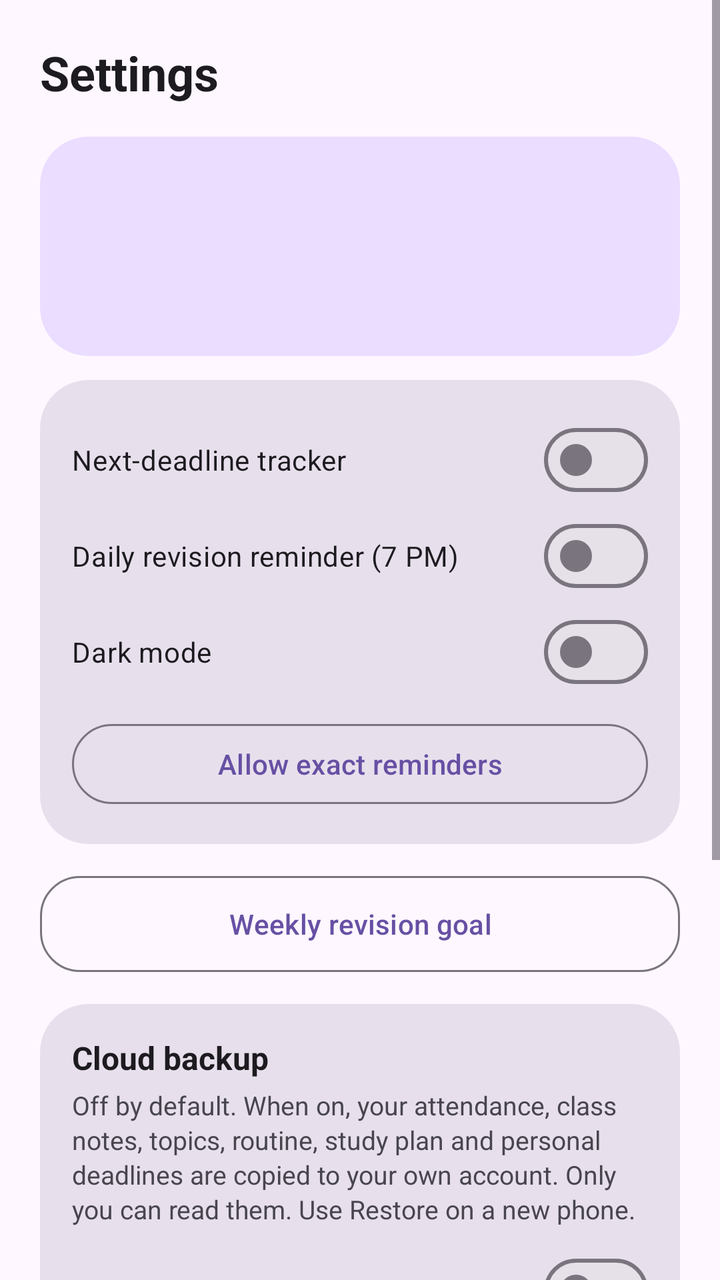
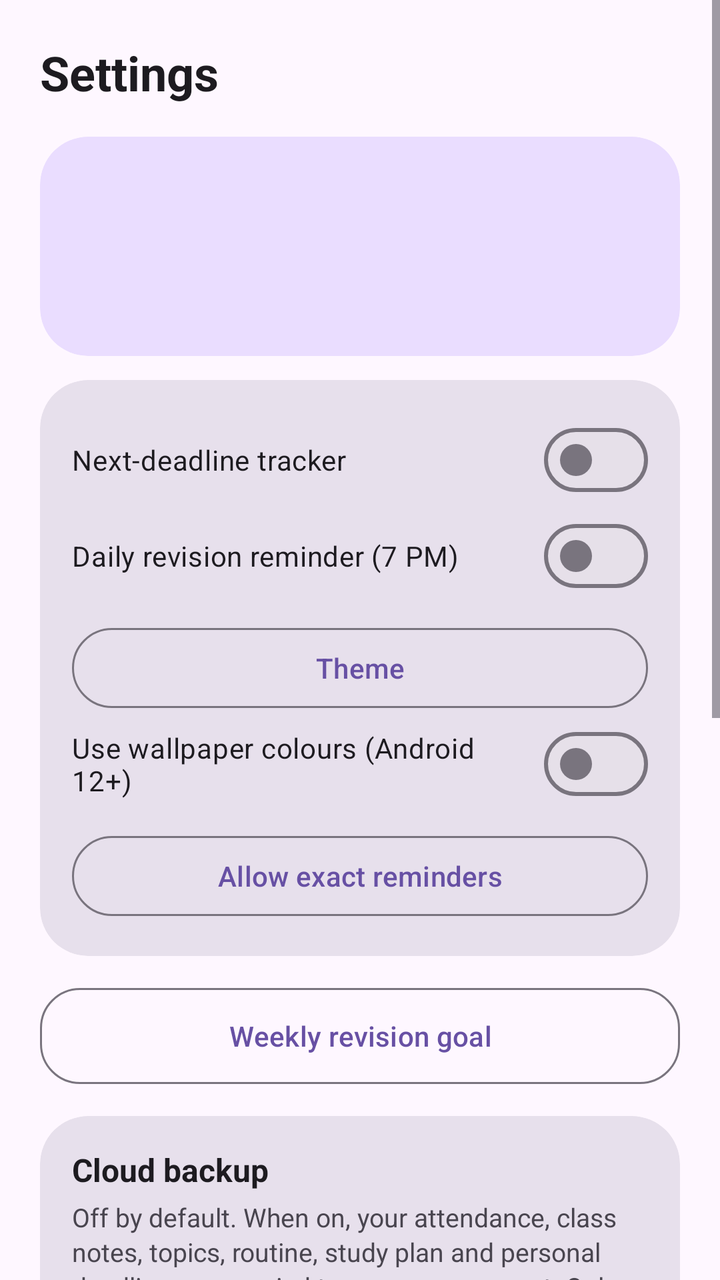

An Android layout rendered at two revisions. The XML below is the earlier revision; the diff shows what the commit changed to produce the second picture.
<!-- AndroidManifest.xml: application theme Theme.CampusCompanion -->
<!-- res/layout/activity_settings.xml -->
<?xml version="1.0" encoding="utf-8"?>
<ScrollView xmlns:android="http://schemas.android.com/apk/res/android"
    xmlns:app="http://schemas.android.com/apk/res-auto"
    android:layout_width="match_parent"
    android:layout_height="match_parent"
    android:fillViewport="true">

    <LinearLayout
        android:layout_width="match_parent"
        android:layout_height="wrap_content"
        android:orientation="vertical"
        android:padding="20dp">

        <TextView
            android:layout_width="match_parent"
            android:layout_height="wrap_content"
            android:text="Settings"
            android:textColor="?attr/colorOnSurface"
            android:textSize="24sp"
            android:textStyle="bold" />

        
        <com.google.android.material.card.MaterialCardView
            android:layout_width="match_parent"
            android:layout_height="wrap_content"
            android:layout_marginTop="16dp"
            app:cardBackgroundColor="?attr/colorPrimaryContainer"
            app:cardCornerRadius="24dp"
            app:cardElevation="0dp"
            app:strokeWidth="0dp">

            <LinearLayout
                android:layout_width="match_parent"
                android:layout_height="wrap_content"
                android:orientation="vertical"
                android:padding="20dp">

                <TextView
                    android:id="@+id/tvProfileName"
                    android:layout_width="match_parent"
                    android:layout_height="wrap_content"
                    android:textColor="?attr/colorOnPrimaryContainer"
                    android:textSize="20sp"
                    android:textStyle="bold" />

                <TextView
                    android:id="@+id/tvProfileSection"
                    android:layout_width="match_parent"
                    android:layout_height="wrap_content"
                    android:layout_marginTop="4dp"
                    android:textColor="?attr/colorOnPrimaryContainer"
                    android:textSize="14sp" />

                <TextView
                    android:id="@+id/tvProfileEmail"
                    android:layout_width="match_parent"
                    android:layout_height="wrap_content"
                    android:layout_marginTop="2dp"
                    android:textColor="?attr/colorOnPrimaryContainer"
                    android:textSize="13sp" />
            </LinearLayout>
        </com.google.android.material.card.MaterialCardView>

        
        <com.google.android.material.card.MaterialCardView
            android:layout_width="match_parent"
            android:layout_height="wrap_content"
            android:layout_marginTop="12dp"
            app:cardBackgroundColor="?attr/colorSurfaceVariant"
            app:cardCornerRadius="24dp"
            app:cardElevation="0dp"
            app:strokeWidth="0dp">

            <LinearLayout
                android:layout_width="match_parent"
                android:layout_height="wrap_content"
                android:orientation="vertical"
                android:padding="16dp">

                <com.google.android.material.materialswitch.MaterialSwitch
                    android:id="@+id/swTracker"
                    android:layout_width="match_parent"
                    android:layout_height="wrap_content"
                    android:text="Next-deadline tracker"
                    android:textColor="?attr/colorOnSurface" />

                <com.google.android.material.materialswitch.MaterialSwitch
                    android:id="@+id/swRevision"
                    android:layout_width="match_parent"
                    android:layout_height="wrap_content"
                    android:text="Daily revision reminder (7 PM)"
                    android:textColor="?attr/colorOnSurface" />

                <com.google.android.material.materialswitch.MaterialSwitch
                    android:id="@+id/swDark"
                    android:layout_width="match_parent"
                    android:layout_height="wrap_content"
                    android:text="Dark mode"
                    android:textColor="?attr/colorOnSurface" />

                <com.google.android.material.button.MaterialButton
                    android:id="@+id/btnExactAlarm"
                    style="@style/Widget.Material3.Button.OutlinedButton"
                    android:layout_width="match_parent"
                    android:layout_height="wrap_content"
                    android:layout_marginTop="8dp"
                    android:text="Allow exact reminders" />
            </LinearLayout>
        </com.google.android.material.card.MaterialCardView>

        
        <com.google.android.material.button.MaterialButton
            android:id="@+id/btnGoal"
            style="@style/Widget.Material3.Button.OutlinedButton"
            android:layout_width="match_parent"
            android:layout_height="56dp"
            android:layout_marginTop="12dp"
            android:text="Weekly revision goal"
            app:cornerRadius="20dp" />

        
        <com.google.android.material.card.MaterialCardView
            android:layout_width="match_parent"
            android:layout_height="wrap_content"
            android:layout_marginTop="12dp"
            app:cardBackgroundColor="?attr/colorSurfaceVariant"
            app:cardCornerRadius="24dp"
            app:cardElevation="0dp"
            app:strokeWidth="0dp">

            <LinearLayout
                android:layout_width="match_parent"
                android:layout_height="wrap_content"
                android:orientation="vertical"
                android:padding="16dp">

                <TextView
                    android:layout_width="match_parent"
                    android:layout_height="wrap_content"
                    android:text="Cloud backup"
                    android:textColor="?attr/colorOnSurface"
                    android:textSize="16sp"
                    android:textStyle="bold" />

                <TextView
                    android:layout_width="match_parent"
                    android:layout_height="wrap_content"
                    android:layout_marginTop="4dp"
                    android:lineSpacingExtra="2dp"
                    android:text="Off by default. When on, your attendance, class notes, topics, routine, study plan and personal deadlines are copied to your own account. Only you can read them. Use Restore on a new phone."
                    android:textColor="?attr/colorOnSurfaceVariant"
                    android:textSize="13sp" />

                <com.google.android.material.materialswitch.MaterialSwitch
                    android:id="@+id/swBackup"
                    android:layout_width="match_parent"
                    android:layout_height="wrap_content"
                    android:layout_marginTop="8dp"
                    android:text="Back up automatically"
                    android:textColor="?attr/colorOnSurface" />

                <TextView
                    android:id="@+id/tvBackupInfo"
                    android:layout_width="match_parent"
                    android:layout_height="wrap_content"
                    android:layout_marginTop="4dp"
                    android:textColor="?attr/colorOnSurfaceVariant"
                    android:textSize="13sp" />

                <LinearLayout
                    android:layout_width="match_parent"
                    android:layout_height="wrap_content"
                    android:layout_marginTop="8dp"
                    android:orientation="horizontal">

                    <com.google.android.material.button.MaterialButton
                        android:id="@+id/btnBackupNow"
                        style="@style/Widget.Material3.Button.OutlinedButton"
                        android:layout_width="0dp"
                        android:layout_height="wrap_content"
                        android:layout_marginEnd="4dp"
                        android:layout_weight="1"
                        android:text="Back up now" />

                    <com.google.android.material.button.MaterialButton
                        android:id="@+id/btnRestore"
                        style="@style/Widget.Material3.Button.OutlinedButton"
                        android:layout_width="0dp"
                        android:layout_height="wrap_content"
                        android:layout_marginStart="4dp"
                        android:layout_weight="1"
                        android:text="Restore" />
                </LinearLayout>
            </LinearLayout>
        </com.google.android.material.card.MaterialCardView>

        <com.google.android.material.button.MaterialButton
            android:id="@+id/btnAbout"
            style="@style/Widget.Material3.Button.OutlinedButton"
            android:layout_width="match_parent"
            android:layout_height="56dp"
            android:layout_marginTop="12dp"
            android:text="About Campus Companion"
            app:cornerRadius="20dp" />

        <TextView
            android:id="@+id/tvProviderCount"
            android:layout_width="match_parent"
            android:layout_height="wrap_content"
            android:layout_marginTop="12dp"
            android:textColor="?attr/colorOnSurfaceVariant"
            android:textSize="13sp" />

        <com.google.android.material.button.MaterialButton
            android:id="@+id/btnLogout"
            style="@style/Widget.Material3.Button.OutlinedButton"
            android:layout_width="match_parent"
            android:layout_height="56dp"
            android:layout_marginTop="16dp"
            android:text="Log out"
            android:textColor="?attr/colorError"
            app:cornerRadius="20dp"
            app:strokeColor="?attr/colorError" />
    </LinearLayout>
</ScrollView>
<!-- resources referenced by this layout -->
<resources>
  <style name="Theme.CampusCompanion" parent="Base.Theme.CampusCompanion" />
  <style name="Base.Theme.CampusCompanion" parent="Theme.Material3.DayNight.NoActionBar">
          
      </style>
</resources>

<!-- the commit's change to res/layout/activity_settings.xml (unified diff, before → after) -->
@@ -91,11 +91,19 @@
                     android:text="Daily revision reminder (7 PM)"
                     android:textColor="?attr/colorOnSurface" />
 
-                <com.google.android.material.materialswitch.MaterialSwitch
-                    android:id="@+id/swDark"
-                    android:layout_width="match_parent"
-                    android:layout_height="wrap_content"
-                    android:text="Dark mode"
+                <com.google.android.material.button.MaterialButton
+                    android:id="@+id/btnTheme"
+                    style="@style/Widget.Material3.Button.OutlinedButton"
+                    android:layout_width="match_parent"
+                    android:layout_height="wrap_content"
+                    android:layout_marginTop="8dp"
+                    android:text="Theme" />
+
+                <com.google.android.material.materialswitch.MaterialSwitch
+                    android:id="@+id/swDynamic"
+                    android:layout_width="match_parent"
+                    android:layout_height="wrap_content"
+                    android:text="Use wallpaper colours (Android 12+)"
                     android:textColor="?attr/colorOnSurface" />
 
                 <com.google.android.material.button.MaterialButton
@@ -194,6 +202,25 @@
             </LinearLayout>
         </com.google.android.material.card.MaterialCardView>
 
+        
+        <com.google.android.material.button.MaterialButton
+            android:id="@+id/btnSampleLoad"
+            style="@style/Widget.Material3.Button.OutlinedButton"
+            android:layout_width="match_parent"
+            android:layout_height="56dp"
+            android:layout_marginTop="12dp"
+            android:text="Load sample data"
+            app:cornerRadius="20dp" />
+
+        <com.google.android.material.button.MaterialButton
+            android:id="@+id/btnSampleRemove"
+            style="@style/Widget.Material3.Button.OutlinedButton"
+            android:layout_width="match_parent"
+            android:layout_height="56dp"
+            android:layout_marginTop="8dp"
+            android:text="Remove sample data"
+            app:cornerRadius="20dp" />
+
         <com.google.android.material.button.MaterialButton
             android:id="@+id/btnAbout"
             style="@style/Widget.Material3.Button.OutlinedButton"
